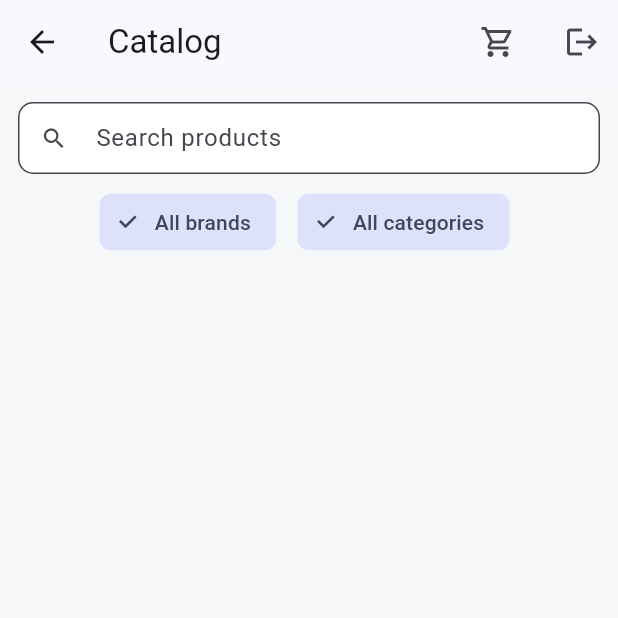
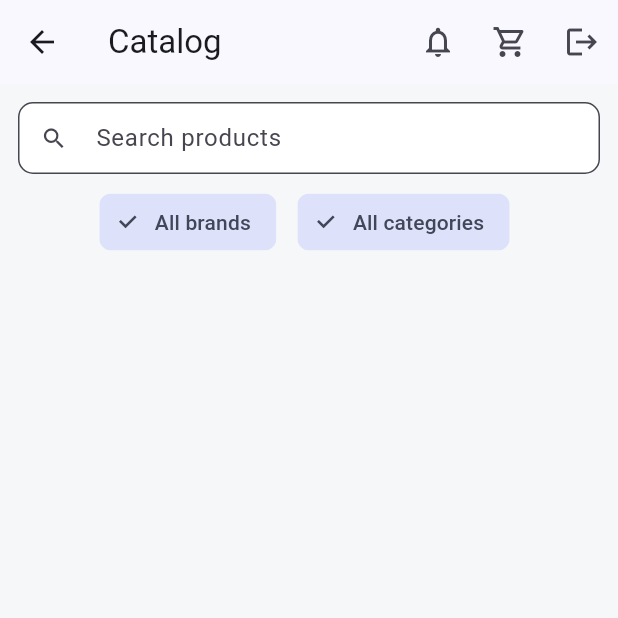
Before and after one commit to randomdistributor/randomdistributor.github.io, a Flutter app: the HomeShell screen opened directly, on a phone screen of 412 x 824 dp, the top half of it. Run offline on Flutter 3.47's test engine with Material 3 defaults, Android fonts, the phone set to English and light mode, and no system bars; our stand-ins replace cached_network_image, image_picker, supabase_flutter; accounts and stored records are empty.

Commit message:
Notifications phase 1: new-product broadcast + in-app feed
- Migration 0008: notify_new_products opt-out on buyers, notifications.read_at,
  and a trigger that queues a notification per opted-in buyer when a product is
  added; buyers may mark their own notifications read
- Buyer app: bell icon with unread badge and a "New products" feed showing live
  image/price, tapping through to the product
- Admin: per-buyer "Notify about new products" toggle

The trigger only queues; push (FCM) and WhatsApp will drain the same queue later.

Co-Authored-By: Claude Opus 4.8 <noreply@anthropic.com>

```diff
--- a/admin/lib/screens/buyers_screen.dart
+++ b/admin/lib/screens/buyers_screen.dart
@@ -22,7 +22,7 @@ class _BuyersScreenState extends State<BuyersScreen> {
   void _reload() {
     _future = supabase
         .from('buyers')
-        .select('id, profile_id, name, business_name, address, status')
+        .select('id, profile_id, name, business_name, address, status, notify_new_products')
         .order('name')
         .then((v) => (v as List).cast<Map<String, dynamic>>());
     setState(() {});
--- a/apps/buyer/lib/shell/home.dart
+++ b/apps/buyer/lib/shell/home.dart
@@ -6,6 +6,7 @@ import '../screens/catalog_screen.dart';
 import '../screens/orders_screen.dart';
 import '../screens/wallet_screen.dart';
 import '../screens/cart_screen.dart';
+import '../screens/notifications_screen.dart';
 
 class HomeShell extends StatefulWidget {
   const HomeShell({super.key});
@@ -16,12 +17,38 @@ class HomeShell extends StatefulWidget {
 
 class _HomeShellState extends State<HomeShell> {
   int _index = 0;
+  int _unread = 0;
 
   static const _titles = ['Catalog', 'My orders', 'Wallet'];
   static const _pages = [CatalogScreen(), OrdersScreen(), WalletScreen()];
 
+  @override
+  void initState() {
+    super.initState();
+    _loadUnread();
+  }
+
+  Future<void> _loadUnread() async {
+    try {
+      final rows = await supabase
+          .from('notifications')
+          .select('id')
+          .eq('template', 'new_product')
+          .isFilter('read_at', null);
+      if (mounted) setState(() => _unread = (rows as List).length);
+    } catch (_) {
+      // notifications are non-critical; ignore failures
+    }
+  }
+
   void _openCart() {
     Navigator.of(context).push(MaterialPageRoute(builder: (_) => const CartScreen()));
+  }
+
+  Future<void> _openNotifications() async {
+    await Navigator.of(context)
+        .push(MaterialPageRoute(builder: (_) => const NotificationsScreen()));
+    _loadUnread();
   }
 
   @override
@@ -30,37 +57,20 @@ class _HomeShellState extends State<HomeShell> {
       appBar: AppBar(
         title: Text(_titles[_index]),
         actions: [
+          _badged(
+            count: _unread,
+            icon: Icons.notifications_none,
+            onPressed: _openNotifications,
+            color: Colors.orange,
+          ),
           ListenableBuilder(
             listenable: Cart.instance,
-            builder: (context, _) {
-              final count = Cart.instance.count;
-              return Padding(
-                padding: const EdgeInsets.only(right: 8),
-                child: Stack(
-                  alignment: Alignment.center,
-                  children: [
-                    IconButton(
-                      icon: const Icon(Icons.shopping_cart_outlined),
-                      onPressed: _openCart,
-                    ),
-                    if (count > 0)
-                      Positioned(
-                        right: 6,
-                        top: 6,
-                        child: Container(
-                          padding: const EdgeInsets.all(4),
-                          decoration: const BoxDecoration(
-                              color: Colors.red, shape: BoxShape.circle),
-                          constraints: const BoxConstraints(minWidth: 18, minHeight: 18),
-                          child: Text('$count',
-                              textAlign: TextAlign.center,
-                              style: const TextStyle(color: Colors.white, fontSize: 11)),
-                        ),
-                      ),
-                  ],
-                ),
-              );
-            },
+            builder: (context, _) => _badged(
+              count: Cart.instance.count,
+              icon: Icons.shopping_cart_outlined,
+              onPressed: _openCart,
+              color: Colors.red,
+            ),
           ),
           IconButton(
             icon: const Icon(Icons.logout),
@@ -80,4 +90,33 @@ class _HomeShellState extends State<HomeShell> {
       ),
     );
   }
+
+  Widget _badged({
+    required int count,
+    required IconData icon,
+    required VoidCallback onPressed,
+    required Color color,
+  }) {
+    return Stack(
+      alignment: Alignment.center,
+      children: [
+        IconButton(icon: Icon(icon), onPressed: onPressed),
+        if (count > 0)
+          Positioned(
+            right: 4,
+            top: 6,
+            child: Container(
+              padding: const EdgeInsets.all(4),
+              decoration: BoxDecoration(color: color, shape: BoxShape.circle),
+              constraints: const BoxConstraints(minWidth: 18, minHeight: 18),
+              child: Text(
+                count > 99 ? '99+' : '$count',
+                textAlign: TextAlign.center,
+                style: const TextStyle(color: Colors.white, fontSize: 10),
+              ),
+            ),
+          ),
+      ],
+    );
+  }
 }
```
Also changed, not shown: admin/lib/widgets/party_forms.dart (+10 -0 lines), apps/buyer/lib/screens/notifications_screen.dart (added, +165 -0 lines), 2 other files.
